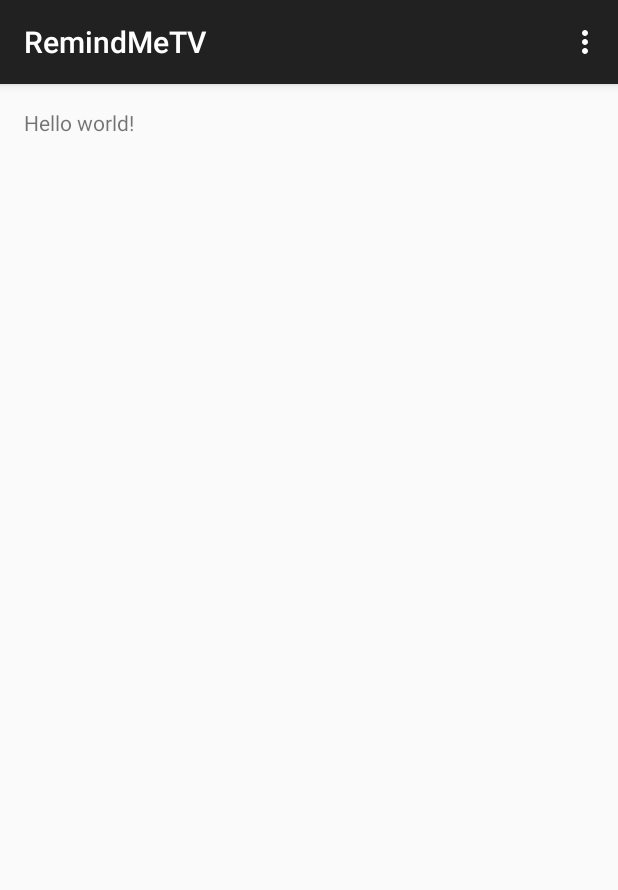
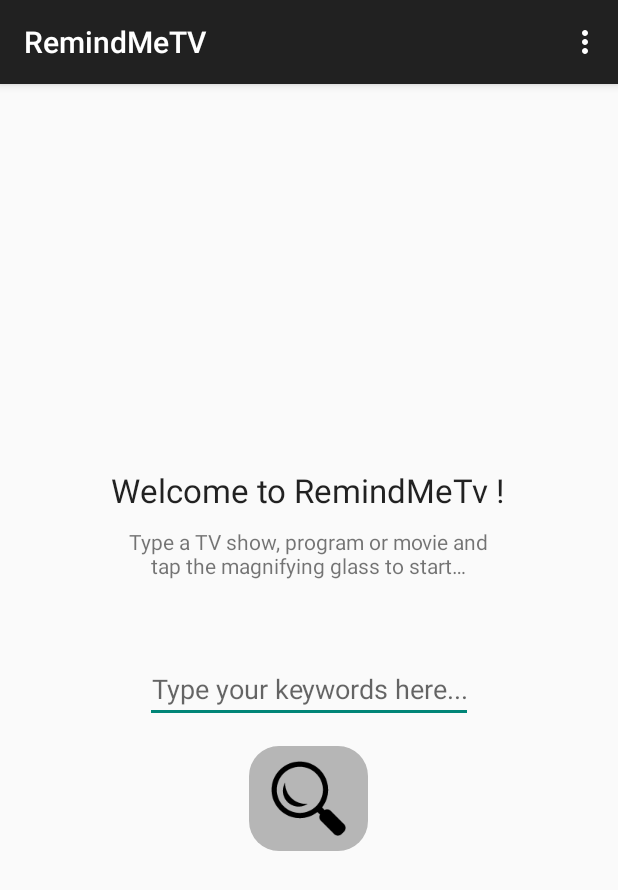
Before and after one commit to juancruzgs/RemindMeTV, an Android app: the screen it shows after launch (MainActivity before the commit, StartScreenActivity after it), on a phone screen of 412 x 824 dp. Shown: the top 890 px of the screen. Run offline under Robolectric (Android 15) with nearby library versions, the phone set to English and light mode, and no system bars.

Commit message:
1 - See a start activity. 2 - See an edit text and a button on that start screen. 3 - Type on the edit text to enable the button. 4 - See a magnifying glass icon on the button.

```diff
--- a/app/src/main/AndroidManifest.xml
+++ b/app/src/main/AndroidManifest.xml
@@ -8,7 +8,7 @@
         android:label="@string/app_name"
         android:theme="@style/AppTheme" >
         <activity
-            android:name=".MainActivity"
+            android:name=".StartScreenActivity"
             android:label="@string/app_name" >
             <intent-filter>
                 <action android:name="android.intent.action.MAIN" />
--- a/app/src/main/java/com/mobilemakers/remindmetv/MainActivity.java
+++ /dev/null
@@ -1,66 +0,0 @@
-package com.mobilemakers.remindmetv;
-
-import android.support.v7.app.ActionBarActivity;
-import android.support.v7.app.ActionBar;
-import android.support.v4.app.Fragment;
-import android.os.Bundle;
-import android.view.LayoutInflater;
-import android.view.Menu;
-import android.view.MenuItem;
-import android.view.View;
-import android.view.ViewGroup;
-import android.os.Build;
-
-
-public class MainActivity extends ActionBarActivity {
-
-    @Override
-    protected void onCreate(Bundle savedInstanceState) {
-        super.onCreate(savedInstanceState);
-        setContentView(R.layout.activity_main);
-        if (savedInstanceState == null) {
-            getSupportFragmentManager().beginTransaction()
-                    .add(R.id.container, new PlaceholderFragment())
-                    .commit();
-        }
-    }
-
-
-    @Override
-    public boolean onCreateOptionsMenu(Menu menu) {
-        // Inflate the menu; this adds items to the action bar if it is present.
-        getMenuInflater().inflate(R.menu.menu_main, menu);
-        return true;
-    }
-
-    @Override
-    public boolean onOptionsItemSelected(MenuItem item) {
-        // Handle action bar item clicks here. The action bar will
-        // automatically handle clicks on the Home/Up button, so long
-        // as you specify a parent activity in AndroidManifest.xml.
-        int id = item.getItemId();
-
-        //noinspection SimplifiableIfStatement
-        if (id == R.id.action_settings) {
-            return true;
-        }
-
-        return super.onOptionsItemSelected(item);
-    }
-
-    /**
-     * A placeholder fragment containing a simple view.
-     */
-    public static class PlaceholderFragment extends Fragment {
-
-        public PlaceholderFragment() {
-        }
-
-        @Override
-        public View onCreateView(LayoutInflater inflater, ViewGroup container,
-                                 Bundle savedInstanceState) {
-            View rootView = inflater.inflate(R.layout.fragment_main, container, false);
-            return rootView;
-        }
-    }
-}
--- /dev/null
+++ b/app/src/main/java/com/mobilemakers/remindmetv/StartScreenActivity.java
@@ -0,0 +1,40 @@
+package com.mobilemakers.remindmetv;
+
+import android.support.v7.app.ActionBarActivity;
+import android.os.Bundle;
+import android.view.Menu;
+import android.view.MenuItem;
+
+
+public class StartScreenActivity extends ActionBarActivity {
+
+    @Override
+    protected void onCreate(Bundle savedInstanceState) {
+        super.onCreate(savedInstanceState);
+        setContentView(R.layout.activity_start_screen);
+        if (savedInstanceState == null) {
+            getSupportFragmentManager().beginTransaction()
+                    .add(R.id.container, new StartScreenFragment())
+                    .commit();
+        }
+    }
+
+
+    @Override
+    public boolean onCreateOptionsMenu(Menu menu) {
+        getMenuInflater().inflate(R.menu.menu_main, menu);
+        return true;
+    }
+
+    @Override
+    public boolean onOptionsItemSelected(MenuItem item) {
+        int id = item.getItemId();
+
+        if (id == R.id.action_settings) {
+            return true;
+        }
+
+        return super.onOptionsItemSelected(item);
+    }
+
+}
--- /dev/null
+++ b/app/src/main/java/com/mobilemakers/remindmetv/StartScreenFragment.java
@@ -0,0 +1,20 @@
+package com.mobilemakers.remindmetv;
+
+import android.os.Bundle;
+import android.support.v4.app.Fragment;
+import android.view.LayoutInflater;
+import android.view.View;
+import android.view.ViewGroup;
+
+public class StartScreenFragment extends Fragment {
+
+    public StartScreenFragment() {
+    }
+
+    @Override
+    public View onCreateView(LayoutInflater inflater, ViewGroup container,
+                             Bundle savedInstanceState) {
+        View rootView = inflater.inflate(R.layout.fragment_start_screen, container, false);
+        return rootView;
+    }
+}
--- /dev/null
+++ b/app/src/main/res/drawable/rectangle_rounded.xml
@@ -0,0 +1,6 @@
+<?xml version="1.0" encoding="UTF-8"?>
+<shape xmlns:android="http://schemas.android.com/apk/res/android" android:shape="rectangle">
+    <corners android:radius="20dp"/>
+    <padding android:left="15dp" android:right="15dp" android:top="10dp" android:bottom="10dp"/>
+    <solid android:color="#ffb6b6b6"/>
+</shape>
--- a/app/src/main/res/layout/activity_main.xml
+++ /dev/null
@@ -1,4 +0,0 @@
-<FrameLayout xmlns:android="http://schemas.android.com/apk/res/android"
-    xmlns:tools="http://schemas.android.com/tools" android:id="@+id/container"
-    android:layout_width="match_parent" android:layout_height="match_parent"
-    tools:context=".MainActivity" tools:ignore="MergeRootFrame" />
--- /dev/null
+++ b/app/src/main/res/layout/activity_start_screen.xml
@@ -0,0 +1,7 @@
+<FrameLayout xmlns:android="http://schemas.android.com/apk/res/android"
+    xmlns:tools="http://schemas.android.com/tools"
+    android:id="@+id/container"
+    android:layout_width="match_parent"
+    android:layout_height="match_parent"
+    tools:context=".MainActivity"
+    tools:ignore="MergeRootFrame" />
--- a/app/src/main/res/layout/fragment_main.xml
+++ /dev/null
@@ -1,12 +0,0 @@
-<RelativeLayout xmlns:android="http://schemas.android.com/apk/res/android"
-    xmlns:tools="http://schemas.android.com/tools" android:layout_width="match_parent"
-    android:layout_height="match_parent" android:paddingLeft="@dimen/activity_horizontal_margin"
-    android:paddingRight="@dimen/activity_horizontal_margin"
-    android:paddingTop="@dimen/activity_vertical_margin"
-    android:paddingBottom="@dimen/activity_vertical_margin"
-    tools:context=".MainActivity$PlaceholderFragment">
-
-    <TextView android:text="@string/hello_world" android:layout_width="wrap_content"
-        android:layout_height="wrap_content" />
-
-</RelativeLayout>
--- /dev/null
+++ b/app/src/main/res/layout/fragment_start_screen.xml
@@ -0,0 +1,55 @@
+<LinearLayout xmlns:android="http://schemas.android.com/apk/res/android"
+    xmlns:tools="http://schemas.android.com/tools"
+    android:layout_width="match_parent"
+    android:layout_height="match_parent"
+    android:paddingBottom="@dimen/activity_vertical_margin"
+    android:paddingLeft="@dimen/activity_horizontal_margin"
+    android:paddingRight="@dimen/activity_horizontal_margin"
+    android:paddingTop="@dimen/activity_vertical_margin"
+    tools:context=".MainActivity$PlaceholderFragment"
+    android:gravity="center"
+    android:orientation="vertical">
+
+    <TextView
+        android:layout_width="wrap_content"
+        android:layout_height="wrap_content"
+        android:textAppearance="?android:attr/textAppearanceLarge"
+        android:text="@string/textView_welcome_message"
+        android:id="@+id/textView_startscreen_welcome_message"
+        android:gravity="center" />
+
+    <Space
+        android:layout_width="match_parent"
+        android:layout_height="10dp" />
+
+    <TextView
+        android:layout_width="250dp"
+        android:layout_height="wrap_content"
+        android:textAppearance="?android:attr/textAppearanceSmall"
+        android:text="@string/textView_startscreen_tip"
+        android:id="@+id/textView2"
+        android:gravity="center" />
+
+    <Space
+        android:layout_width="match_parent"
+        android:layout_height="50dp" />
+
+    <EditText
+        android:layout_width="wrap_content"
+        android:layout_height="wrap_content"
+        android:hint="@string/editText_startscreen_search_hint"
+        android:id="@+id/editText_startscreen_search"
+        android:gravity="center" />
+
+    <Space
+        android:layout_width="match_parent"
+        android:layout_height="15dp" />
+
+    <ImageButton
+        android:layout_width="wrap_content"
+        android:layout_height="wrap_content"
+        android:id="@+id/imageButton_startscreen_search"
+        android:src="@drawable/search"
+        android:background="@drawable/rectangle_rounded" />
+
+</LinearLayout>
--- a/app/src/main/res/values/strings.xml
+++ b/app/src/main/res/values/strings.xml
@@ -4,5 +4,9 @@
     <string name="app_name">RemindMeTV</string>
     <string name="hello_world">Hello world!</string>
     <string name="action_settings">Settings</string>
+    <string name="textView_welcome_message">Welcome to RemindMeTv !</string>
+    <string name="textView_startscreen_tip">Type a TV show, program or movie and tap the magnifying glass to start&#8230;</string>
+    <string name="button_startscreen_search">Find</string>
+    <string name="editText_startscreen_search_hint">Type your keywords here...</string>
 
 </resources>
```
Also changed, not shown: app/src/main/res/drawable-xhdpi/search.png (added).
